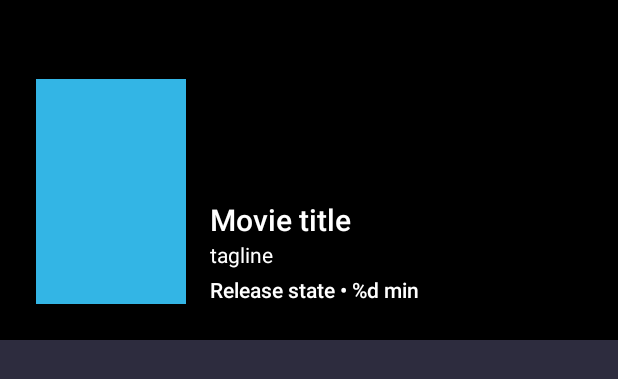
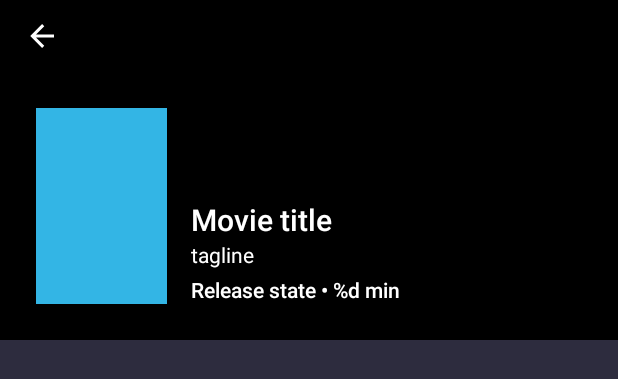
Before and after one commit to thomssong/AndroidMovieToy, an Android app: the layout fragment_movie_detail.xml on its own in the app's theme, with its tools: preview values and no code run, on a phone screen of 412 x 824 dp. Shown: the top 379 px of the screen. Run offline under Robolectric (Android 15) with nearby library versions, the phone set to English and light mode, and no system bars.

Commit message:
Update toolbar layout specs

```diff
--- a/app/src/main/res/layout/fragment_movie_detail.xml
+++ b/app/src/main/res/layout/fragment_movie_detail.xml
@@ -10,22 +10,27 @@
 	<androidx.coordinatorlayout.widget.CoordinatorLayout
 			android:layout_width="match_parent"
 			android:layout_height="match_parent"
-			android:fitsSystemWindows="false">
+			android:fitsSystemWindows="true">
 
 		<com.google.android.material.appbar.AppBarLayout
+				android:id="@+id/layout_appbar"
 				android:layout_width="match_parent"
 				android:layout_height="wrap_content"
-				android:fitsSystemWindows="false">
+				android:fitsSystemWindows="true">
 
 			<com.google.android.material.appbar.CollapsingToolbarLayout
+					android:id="@+id/layout_collapsing_toolbar"
 					android:layout_width="match_parent"
 					android:layout_height="wrap_content"
-					app:layout_scrollFlags="scroll|exitUntilCollapsed">
+					app:contentScrim="@color/colorPrimaryDark"
+					app:layout_scrollFlags="scroll|exitUntilCollapsed"
+					android:fitsSystemWindows="true">
 
 				<androidx.constraintlayout.widget.ConstraintLayout
 						android:layout_width="match_parent"
 						android:layout_height="wrap_content"
-						app:layout_collapseMode="parallax">
+						app:layout_collapseMode="parallax"
+						android:fitsSystemWindows="true">
 
 					<androidx.appcompat.widget.AppCompatImageView
 							android:id="@+id/background"
@@ -41,12 +46,16 @@
 
 					<androidx.appcompat.widget.AppCompatImageView
 							android:id="@+id/poster"
-							android:layout_width="100dp"
-							android:layout_height="150dp"
+							android:layout_width="0dp"
+							android:layout_height="0dp"
+							android:layout_marginTop="72dp"
 							android:layout_marginBottom="24dp"
 							android:layout_marginStart="24dp"
+							app:layout_constraintTop_toTopOf="parent"
 							app:layout_constraintBottom_toBottomOf="parent"
 							app:layout_constraintStart_toStartOf="parent"
+							app:layout_constraintVertical_bias="0"
+							app:layout_constraintDimensionRatio="1:1.5"
 							app:posterUrl="@{vm.movie.posterPath}"
 							tools:background="@android:color/holo_blue_light"/>
 
@@ -105,6 +114,13 @@
 
 				</androidx.constraintlayout.widget.ConstraintLayout>
 
+				<androidx.appcompat.widget.Toolbar
+						android:id="@+id/toolbar"
+						android:layout_width="match_parent"
+						android:layout_height="48dp"
+						app:navigationIcon="@drawable/btn_back"
+						app:layout_collapseMode="pin"/>
+
 			</com.google.android.material.appbar.CollapsingToolbarLayout>
 
 		</com.google.android.material.appbar.AppBarLayout>
```
Also changed, not shown: app/src/main/java/pr/thomassong/movie/ui/detail/MovieDetailFragment.kt (+10 -0 lines), app/src/main/res/layout/fragment_movie_list.xml (+5 -3 lines).
